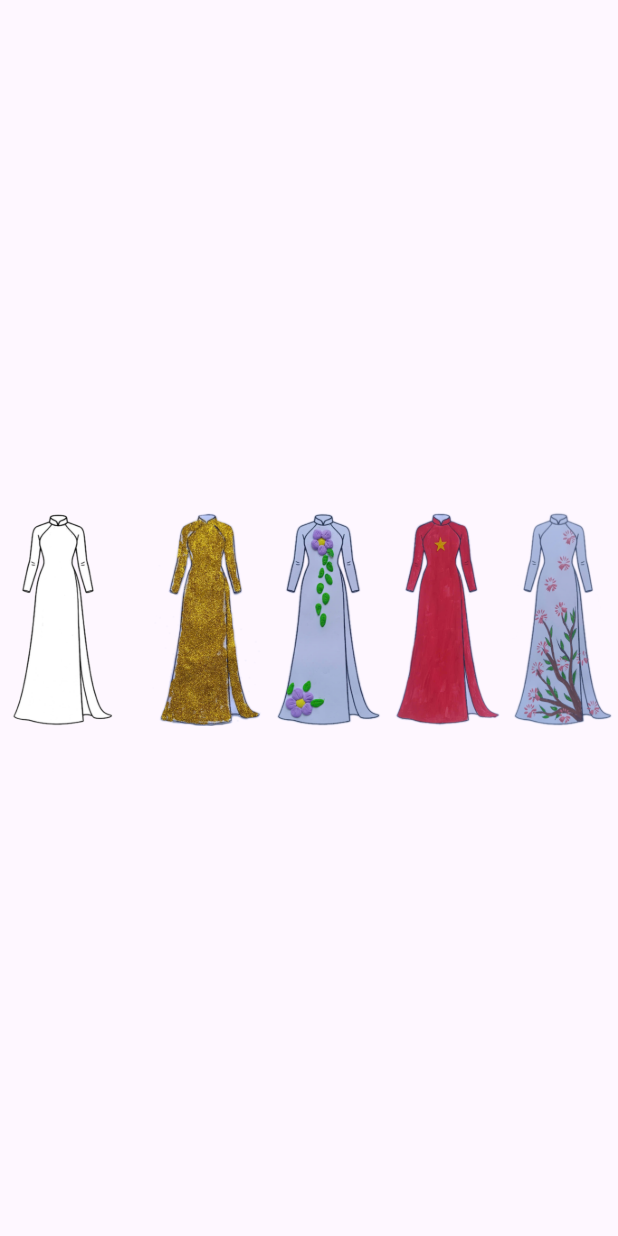
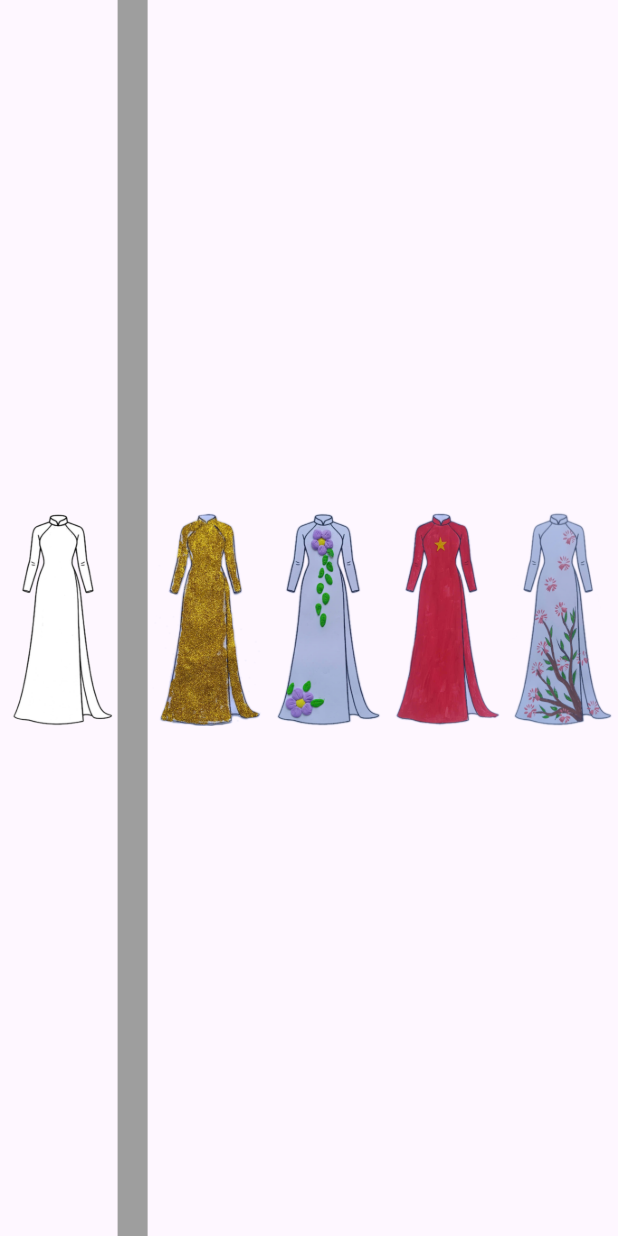
Before and after one commit to a313/aodai, a Flutter app: the screen it shows after launch, swiped to page 4, on a phone screen of 412 x 824 dp. Run offline on Flutter 3.47's test engine with Material 3 defaults, Android fonts, the light colour scheme and no system bars; drawn by our look-alikes of carousel_slider.

Commit message:
add line color

```diff
--- a/lib/pages/page4.dart
+++ b/lib/pages/page4.dart
@@ -48,7 +48,7 @@ class _ActionPageState extends State<ActionPage> {
                 child: AoDaiImage(imagePath: "assets/png/white.png"),
               ),
             ),
-            SizedBox(width: 20, height: double.infinity),
+            Container(width: 20, height: double.infinity, color: Colors.grey),
             // Selectable images
             Expanded(
               flex: widget.images.length,
```
